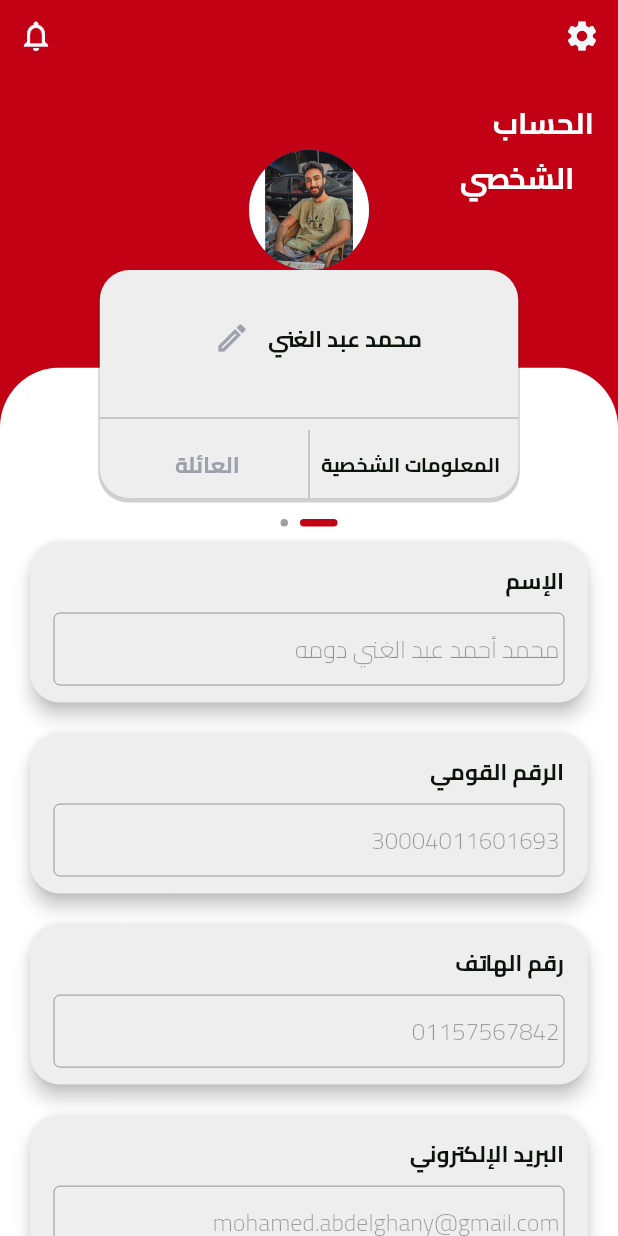
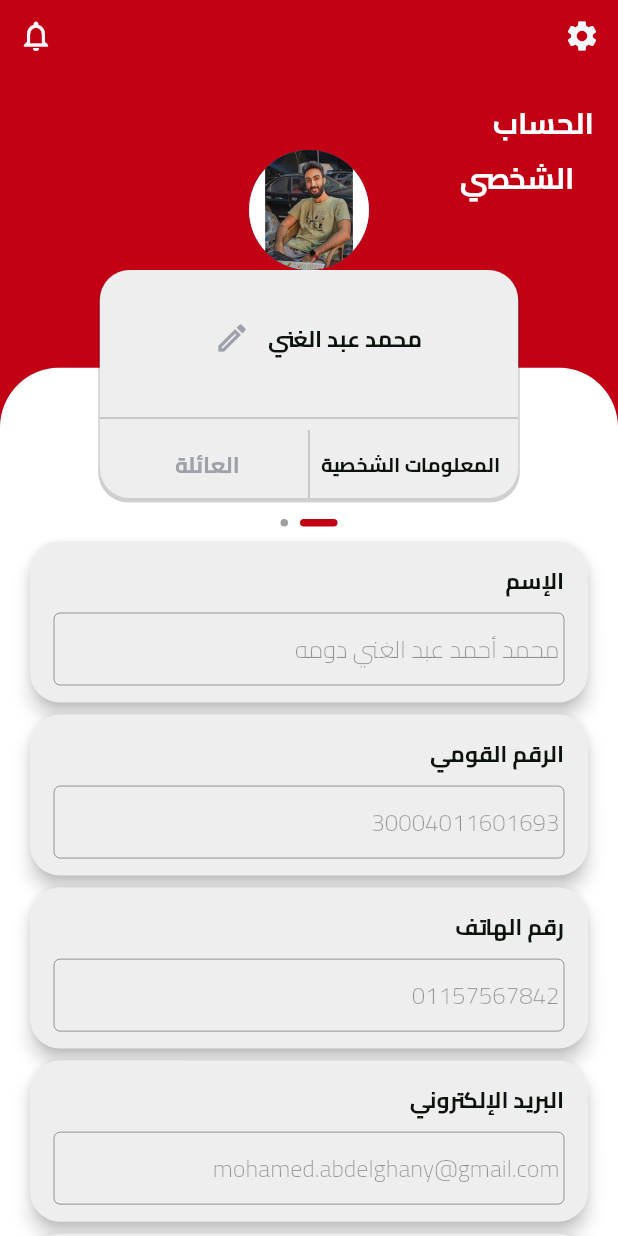
Before and after one commit to kareemhamed4/es3fny_user_app, a Flutter app: the ProfileScreen screen opened directly, on a phone screen of 412 x 824 dp. Run offline on Flutter 3.47's test engine with Material 2 defaults, Android fonts, the phone set to English and light mode, and no system bars; drawn by our look-alikes of smooth_page_indicator; our stand-ins replace dropdown_button2, fluentui_system_icons, flutter_bloc, flutter_markdown, flutter_svg, fluttertoast and 6 more; accounts and stored records are empty.

Commit message:
Profile by kareem new

```diff
--- a/lib/modules/profile/cubit/cubit.dart
+++ b/lib/modules/profile/cubit/cubit.dart
@@ -1,4 +1,5 @@
 import 'package:es3fny_user_app/modules/profile/cubit/states.dart';
+import 'package:flutter/material.dart';
 import 'package:flutter_bloc/flutter_bloc.dart';
 
 class ProfileCubit extends Cubit<ProfileStates>{
@@ -12,4 +13,13 @@ class ProfileCubit extends Cubit<ProfileStates>{
     emit(ProfileChangePageIndexState());
   }
   bool isEnabled = false;
+
+  bool isEditing = false;
+  IconData editIcon = Icons.edit_outlined;
+  void changeEditingState(){
+    isEditing = !isEditing;
+    editIcon = isEditing ? Icons.check : Icons.edit_outlined;
+    isEnabled = !isEnabled;
+    emit(ProfileChangeEditState());
+  }
 }
--- a/lib/modules/profile/cubit/states.dart
+++ b/lib/modules/profile/cubit/states.dart
@@ -1,3 +1,5 @@
 abstract class ProfileStates {}
 class ProfileInitialState extends ProfileStates{}
 class ProfileChangePageIndexState extends ProfileStates{}
+
+class ProfileChangeEditState extends ProfileStates{}
--- a/lib/modules/profile/profile_screen.dart
+++ b/lib/modules/profile/profile_screen.dart
@@ -61,53 +61,7 @@ class ProfileScreen extends StatelessWidget {
     familyPhoneController3.text = "01281165611";
     familyNameController4.text = "أسامة علاء بسيوني خليل";
     familyPhoneController4.text = "01157224685";
-    List<PersonalModel> personalInfo = [
-      PersonalModel(
-          label: "الإسم",
-          widget: TextFormField(
-            controller: nameController,
-            decoration: InputDecoration(
-              enabled: context.read<ProfileCubit>().isEnabled,
-              contentPadding: EdgeInsets.zero,
-            ),
-          )),
-      PersonalModel(
-          label: "الرقم القومي",
-          widget: TextFormField(
-            controller: nIDController,
-            decoration: const InputDecoration(
-              enabled: false,
-              contentPadding: EdgeInsets.zero,
-            ),
-          )),
-      PersonalModel(
-          label: "رقم الهاتف",
-          widget: TextFormField(
-            controller: phoneController,
-            decoration: const InputDecoration(
-              enabled: false,
-              contentPadding: EdgeInsets.zero,
-            ),
-          )),
-      PersonalModel(
-          label: "البريد الإلكتروني",
-          widget: TextFormField(
-            controller: emailController,
-            decoration: const InputDecoration(
-              enabled: false,
-              contentPadding: EdgeInsets.zero,
-            ),
-          )),
-      PersonalModel(
-          label: "العمر",
-          widget: TextFormField(
-            controller: ageController,
-            decoration: const InputDecoration(
-              enabled: false,
-              contentPadding: EdgeInsets.zero,
-            ),
-          )),
-    ];
+
     List<FamilyModel> family = [
       FamilyModel(
         name: familyNameController1.text,
@@ -280,9 +234,11 @@ class ProfileScreen extends StatelessWidget {
                                             .bodyText2,
                                       ),
                                       IconButton(
-                                        onPressed: () {},
+                                        onPressed: () {
+                                          cubit.changeEditingState();
+                                        },
                                         icon: Icon(
-                                          Icons.mode_edit_outlined,
+                                          cubit.editIcon,
                                           color: myFavColor11,
                                           size: 24,
                                         ),
@@ -411,22 +367,71 @@ class ProfileScreen extends StatelessWidget {
                             physics: const BouncingScrollPhysics(),
                             controller: pageController,
                             children: [
-                              Column(
+                              SingleChildScrollView(
+                                child: Column(
                                   children: [
-                                  Expanded(
-                                    child: ListView.separated(
-                                        itemBuilder: (context, index) =>
-                                            buildPageViewScreen(
+                                    buildPersonalInfoItem(
                                         context: context,
                                         size: size,
-                                                model: personalInfo[index]),
-                                        separatorBuilder: (context, index) =>
-                                            const SizedBox(
-                                              height: 12,
+                                        label: "الإسم",
+                                        widget: TextFormField(
+                                          controller: nameController,
+                                          decoration: InputDecoration(
+                                            enabled: cubit.isEnabled,
+                                            contentPadding: EdgeInsets.zero,
                                           ),
-                                        itemCount: personalInfo.length),
+                                        ),
+                                    ),
+                                    buildPersonalInfoItem(
+                                      context: context,
+                                      size: size,
+                                      label: "الرقم القومي",
+                                      widget: TextFormField(
+                                        controller: nIDController,
+                                        decoration: InputDecoration(
+                                          enabled: cubit.isEnabled,
+                                          contentPadding: EdgeInsets.zero,
+                                        ),
+                                      ),
+                                    ),
+                                    buildPersonalInfoItem(
+                                      context: context,
+                                      size: size,
+                                      label: "رقم الهاتف",
+                                      widget: TextFormField(
+                                        controller: phoneController,
+                                        decoration: InputDecoration(
+                                          enabled: cubit.isEnabled,
+                                          contentPadding: EdgeInsets.zero,
+                                        ),
+                                      ),
+                                    ),
+                                    buildPersonalInfoItem(
+                                      context: context,
+                                      size: size,
+                                      label: "البريد الإلكتروني",
+                                      widget: TextFormField(
+                                        controller: emailController,
+                                        decoration: InputDecoration(
+                                          enabled: cubit.isEnabled,
+                                          contentPadding: EdgeInsets.zero,
+                                        ),
+                                      ),
+                                    ),
+                                    buildPersonalInfoItem(
+                                      context: context,
+                                      size: size,
+                                      label: "العمر",
+                                      widget: TextFormField(
+                                        controller: ageController,
+                                        decoration: InputDecoration(
+                                          enabled: cubit.isEnabled,
+                                          contentPadding: EdgeInsets.zero,
+                                        ),
+                                      ),
                                     ),
                                   ],
+                                ),
                               ),
                               Column(
                                 children: [
@@ -464,12 +469,12 @@ class ProfileScreen extends StatelessWidget {
   }
 }
 
-Widget buildPageViewScreen({
+Widget buildPersonalInfoItem({
   required BuildContext context,
   required Size size,
-  required PersonalModel model,
-}) =>
-    Padding(
+  required String label,
+  required Widget widget,
+}) => Padding(
   padding: const EdgeInsets.symmetric(horizontal: 16),
   child: InkWell(
     borderRadius: BorderRadius.circular(20),
@@ -492,14 +497,14 @@ Widget buildPageViewScreen({
               Align(
                 alignment: AlignmentDirectional.centerStart,
                 child: Text(
-                      model.label,
+                  label,
                   style: Theme.of(context).textTheme.bodyText2,
                 ),
               ),
               const SizedBox(
                 height: 8,
               ),
-                  model.widget,
+              widget,
             ],
           ),
         ),
@@ -507,6 +512,7 @@ Widget buildPageViewScreen({
     ),
   ),
 );
+
 
 Widget buildFamilyPageViewScreen({
   required BuildContext context,
--- a/lib/modules/setting/settings_screen.dart
+++ b/lib/modules/setting/settings_screen.dart
@@ -19,7 +19,9 @@ class SettingsScreen extends StatelessWidget {
       listener: (context, state) {},
       builder: (context, state) {
         return Scaffold(
-          body: Column(
+          body: Padding(
+            padding: const EdgeInsets.all(16),
+            child: Column(
               children: [
                 const Spacer(),
                 Padding(
@@ -147,6 +149,7 @@ class SettingsScreen extends StatelessWidget {
                 ),
               ],
             ),
+          ),
         );
       },
     );
```
Lines whose indentation alone changed are shown as unchanged.
